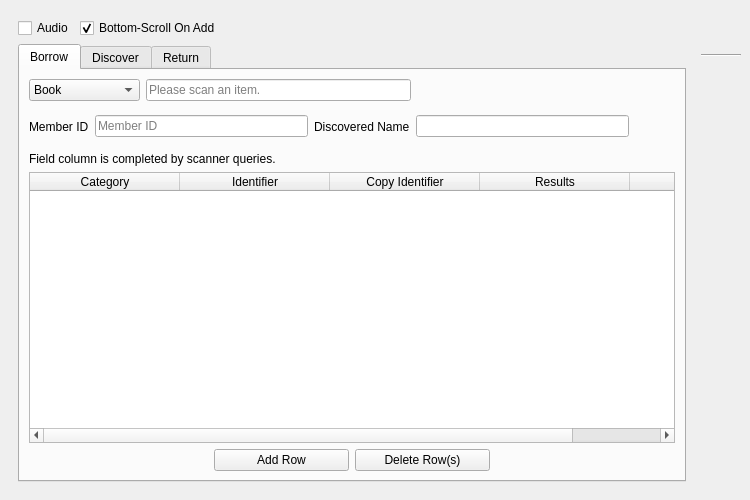
The window that UI/biblioteq_batch_activities_browser.ui (textbrowser/biblioteq) describes before a commit, drawn with Qt 5.
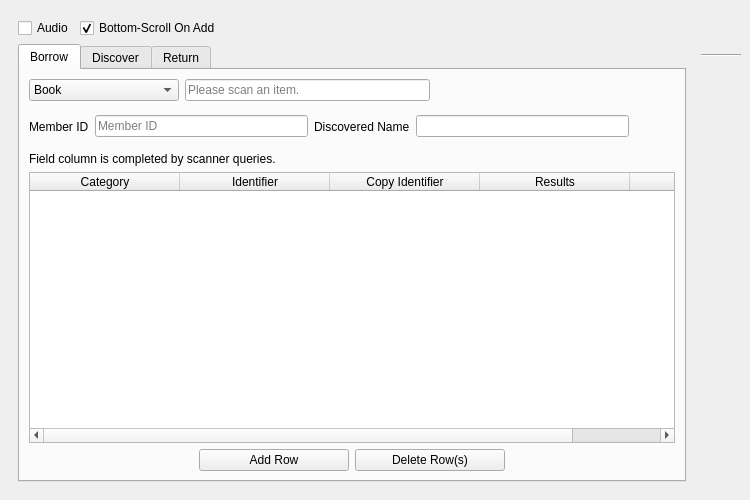
The same window after the commit. Icons and pictures are not drawn.

Diff of the .ui file:
```diff
--- a/UI/biblioteq_batch_activities_browser.ui
+++ b/UI/biblioteq_batch_activities_browser.ui
@@ -76,6 +76,12 @@
             <layout class="QHBoxLayout" name="horizontalLayout_4">
              <item>
               <widget class="QComboBox" name="borrow_scan_type">
+               <property name="minimumSize">
+                <size>
+                 <width>150</width>
+                 <height>0</height>
+                </size>
+               </property>
                <property name="currentText">
                 <string>Book</string>
                </property>
@@ -293,7 +299,7 @@
               <widget class="QPushButton" name="borrow_add_row">
                <property name="minimumSize">
                 <size>
-                 <width>135</width>
+                 <width>150</width>
                  <height>0</height>
                 </size>
                </property>
@@ -310,7 +316,7 @@
               <widget class="QPushButton" name="borrow_delete_row">
                <property name="minimumSize">
                 <size>
-                 <width>135</width>
+                 <width>150</width>
                  <height>0</height>
                 </size>
                </property>
```
